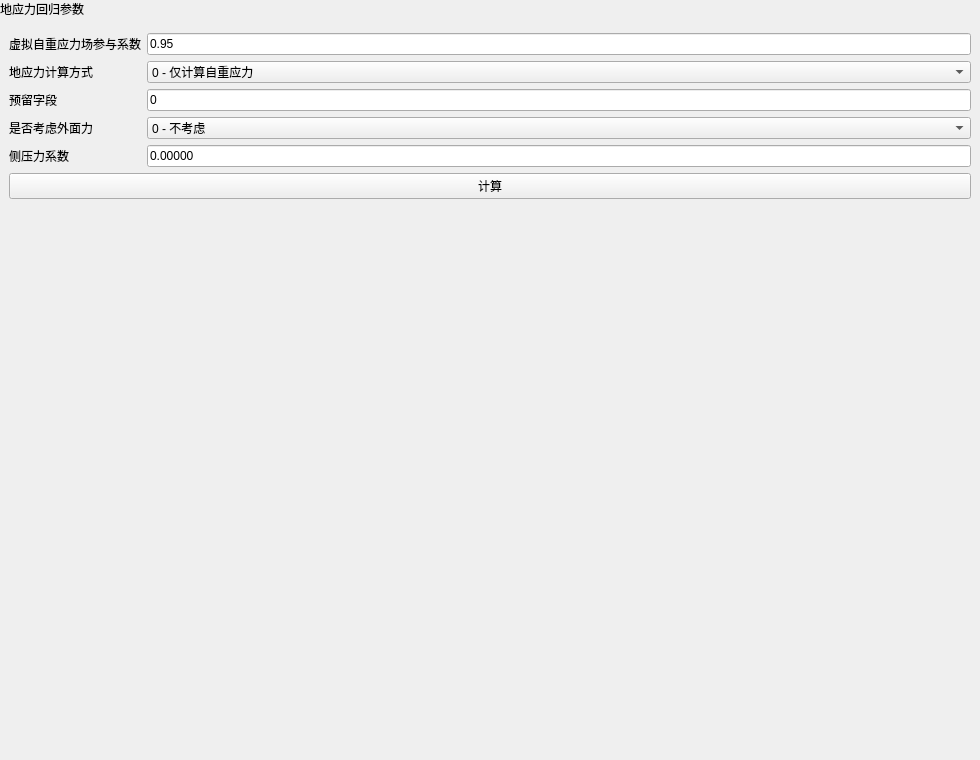
First picture: the form in plugins/Base_Slover/GeoStressRegressionWidget.ui, repository asd977/base_cae, before the edit.
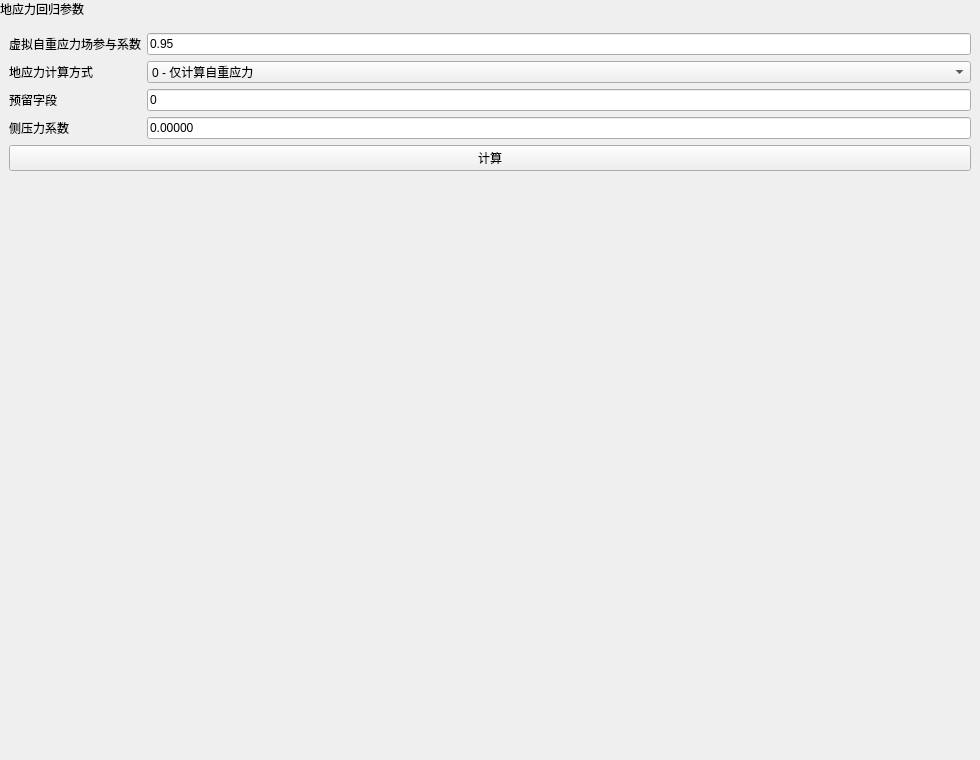
Second picture: the form after the edit.

Commit message: Remove unused geostress force enabled combo

What changed in the file:
```diff
--- a/plugins/Base_Slover/GeoStressRegressionWidget.ui
+++ b/plugins/Base_Slover/GeoStressRegressionWidget.ui
@@ -134,36 +134,6 @@
          </property>
         </widget>
        </item>
-       <item row="3" column="0">
-        <widget class="QLabel" name="label10">
-         <property name="text">
-          <string>是否考虑外面力</string>
-         </property>
-         <property name="wordWrap">
-          <bool>false</bool>
-         </property>
-        </widget>
-       </item>
-       <item row="3" column="1">
-        <widget class="QComboBox" name="forceEnabledCombo">
-         <item>
-          <property name="text">
-           <string>0 - 不考虑</string>
-          </property>
-         </item>
-         <item>
-          <property name="text">
-           <string>1 - 考虑</string>
-          </property>
-         </item>
-         <property name="minimumSize">
-          <size>
-           <width>10</width>
-           <height>0</height>
-          </size>
-         </property>
-        </widget>
-       </item>
        <item row="4" column="0">
         <widget class="QLabel" name="label11">
          <property name="text">
```
The commit also changes 1 other file.
